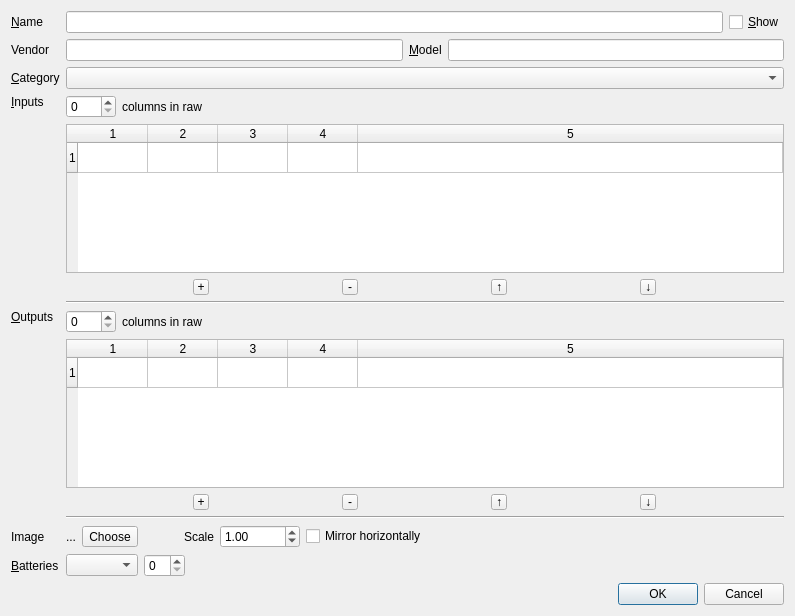
Old version of the form deviceproperties.ui in the repository uliss/patch_scene.
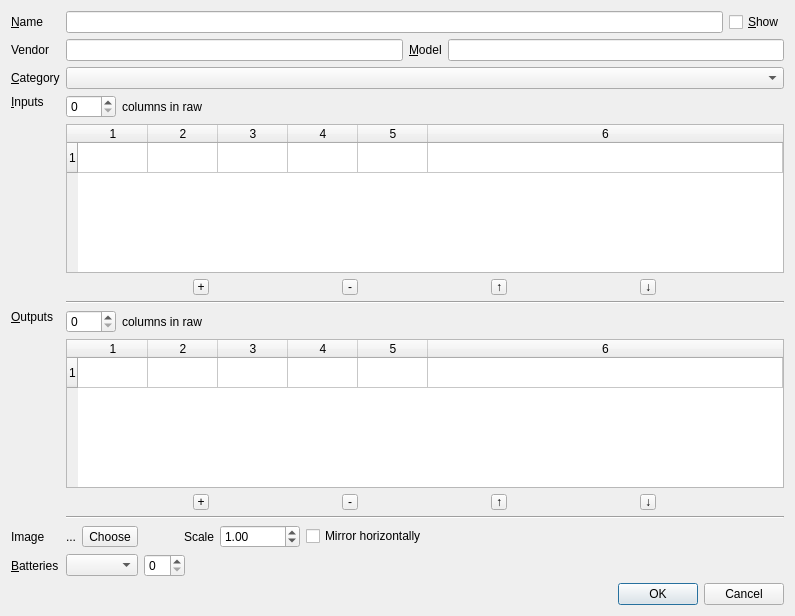
New version of the form.

What changed in the file:
```diff
--- a/deviceproperties.ui
+++ b/deviceproperties.ui
@@ -99,7 +99,7 @@
         <number>1</number>
        </property>
        <property name="columnCount">
-        <number>5</number>
+        <number>6</number>
        </property>
        <attribute name="horizontalHeaderDefaultSectionSize">
         <number>70</number>
@@ -119,6 +119,7 @@
        <column/>
        <column/>
        <column/>
+       <column/>
       </widget>
      </item>
      <item row="12" column="1">
@@ -504,7 +505,7 @@
         <number>1</number>
        </property>
        <property name="columnCount">
-        <number>5</number>
+        <number>6</number>
        </property>
        <attribute name="horizontalHeaderDefaultSectionSize">
         <number>70</number>
@@ -524,6 +525,7 @@
        <column/>
        <column/>
        <column/>
+       <column/>
       </widget>
      </item>
      <item row="6" column="1">
```
